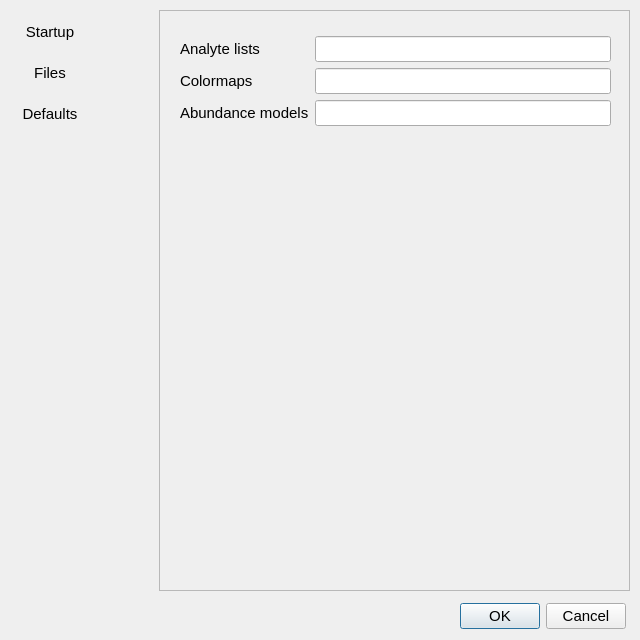
Qt form designer/PreferencesWindow.ui (dhasterok/LaserMapExplorer) before a commit.
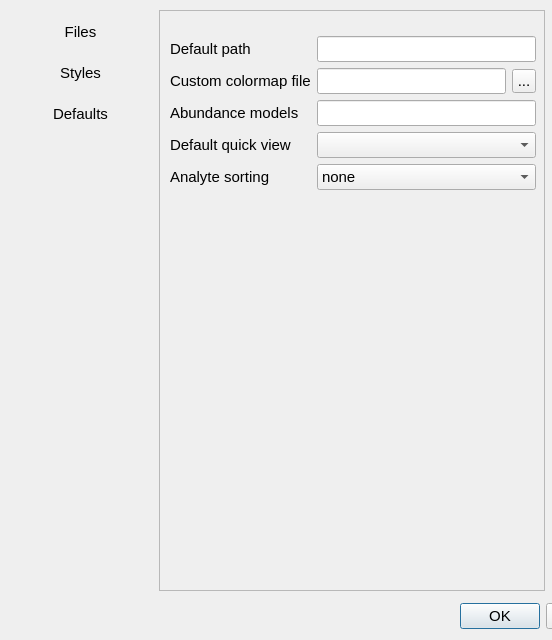
The same form after that commit. The open tabs and pages were chosen to show the change. Icons and pictures are not drawn.

The edit to the form file:
```diff
--- a/designer/PreferencesWindow.ui
+++ b/designer/PreferencesWindow.ui
@@ -6,7 +6,7 @@
    <rect>
     <x>0</x>
     <y>0</y>
-    <width>640</width>
+    <width>552</width>
     <height>640</height>
    </rect>
   </property>
@@ -43,7 +43,7 @@
     <rect>
      <x>159</x>
      <y>10</y>
-     <width>471</width>
+     <width>386</width>
      <height>581</height>
     </rect>
    </property>
@@ -60,33 +60,20 @@
     <widget class="QWidget" name="formLayoutWidget">
      <property name="geometry">
       <rect>
-       <x>20</x>
+       <x>10</x>
        <y>25</y>
-       <width>431</width>
-       <height>151</height>
+       <width>366</width>
+       <height>162</height>
       </rect>
      </property>
      <layout class="QFormLayout" name="formLayout">
-      <item row="0" column="0">
-       <widget class="QLabel" name="analyteListsLabel">
-        <property name="text">
-         <string>Analyte lists</string>
-        </property>
-       </widget>
-      </item>
-      <item row="0" column="1">
-       <widget class="QLineEdit" name="analyteListsLineEdit"/>
-      </item>
       <item row="1" column="0">
        <widget class="QLabel" name="colormapsLabel">
         <property name="text">
-         <string>Colormaps</string>
+         <string>Custom colormap file</string>
         </property>
        </widget>
       </item>
-      <item row="1" column="1">
-       <widget class="QLineEdit" name="colormapsLineEdit"/>
-      </item>
       <item row="2" column="0">
        <widget class="QLabel" name="abundanceModelsLabel">
         <property name="text">
@@ -97,6 +84,103 @@
       <item row="2" column="1">
        <widget class="QLineEdit" name="abundanceModelsLineEdit"/>
       </item>
+      <item row="3" column="0">
+       <widget class="QLabel" name="label_2">
+        <property name="text">
+         <string>Default quick view</string>
+        </property>
+       </widget>
+      </item>
+      <item row="3" column="1">
+       <widget class="QComboBox" name="comboBox"/>
+      </item>
+      <item row="4" column="0">
+       <widget class="QLabel" name="label_3">
+        <property name="text">
+         <string>Analyte sorting</string>
+        </property>
+       </widget>
+      </item>
+      <item row="4" column="1">
+       <widget class="QComboBox" name="comboBox_2">
+        <item>
+         <property name="text">
+          <string>none</string>
+         </property>
+        </item>
+        <item>
+         <property name="text">
+          <string>alphabetical</string>
+         </property>
+        </item>
+        <item>
+         <property name="text">
+          <string>atomic number</string>
+         </property>
+        </item>
+        <item>
+         <property name="text">
+          <string>mass</string>
+         </property>
+        </item>
+        <item>
+         <property name="text">
+          <string>compatibility</string>
+         </property>
+        </item>
+        <item>
+         <property name="text">
+          <string>radius</string>
+         </property>
+        </item>
+       </widget>
+      </item>
+      <item row="0" column="0">
+       <widget class="QLabel" name="analyteListsLabel">
+        <property name="text">
+         <string>Default path</string>
+        </property>
+       </widget>
+      </item>
+      <item row="0" column="1">
+       <widget class="QLineEdit" name="analyteListsLineEdit"/>
+      </item>
+      <item row="1" column="1">
+       <layout class="QHBoxLayout" name="horizontalLayout">
+        <item>
+         <widget class="QLineEdit" name="colormapsLineEdit"/>
+        </item>
+        <item>
+         <widget class="QToolButton" name="toolButton">
+          <property name="minimumSize">
+           <size>
+            <width>24</width>
+            <height>24</height>
+           </size>
+          </property>
+          <property name="maximumSize">
+           <size>
+            <width>24</width>
+            <height>24</height>
+           </size>
+          </property>
+          <property name="text">
+           <string>...</string>
+          </property>
+          <property name="icon">
+           <iconset resource="../resources.qrc">
+            <normaloff>:/icons/resources/icons/icon-add-directory-64.png</normaloff>:/icons/resources/icons/icon-add-directory-64.png</iconset>
+          </property>
+          <property name="iconSize">
+           <size>
+            <width>18</width>
+            <height>18</height>
+           </size>
+          </property>
+         </widget>
+        </item>
+       </layout>
+      </item>
      </layout>
     </widget>
    </widget>
@@ -366,20 +450,7 @@
     </rect>
    </property>
    <layout class="QVBoxLayout" name="verticalLayout">
-    <item alignment="Qt::AlignLeft">
-     <widget class="QPushButton" name="pushButton_3">
-      <property name="text">
-       <string>Startup</string>
-      </property>
-      <property name="default">
-       <bool>false</bool>
-      </property>
-      <property name="flat">
-       <bool>true</bool>
-      </property>
-     </widget>
-    </item>
-    <item alignment="Qt::AlignLeft">
+    <item>
      <widget class="QPushButton" name="pushButton_2">
       <property name="text">
        <string>Files</string>
@@ -392,11 +463,35 @@
       </property>
      </widget>
     </item>
-    <item alignment="Qt::AlignLeft">
-     <widget class="QPushButton" name="pushButton">
+    <item>
+     <widget class="QPushButton" name="pushButton_3">
+      <property name="text">
+       <string>Styles</string>
+      </property>
+      <property name="icon">
+       <iconset resource="../resources.qrc">
+        <normaloff>:/icons/resources/icons/icon-style-pallette-64.png</normaloff>:/icons/resources/icons/icon-style-pallette-64.png</iconset>
+      </property>
+      <property name="default">
+       <bool>false</bool>
+      </property>
+      <property name="flat">
+       <bool>true</bool>
+      </property>
+     </widget>
+    </item>
+    <item>
+     <widget class="QPushButton" name="pushButton_4">
       <property name="text">
        <string>Defaults</string>
       </property>
+      <property name="icon">
+       <iconset resource="../resources.qrc">
+        <normaloff>:/icons/resources/icons/icon-scatter-64.png</normaloff>:/icons/resources/icons/icon-scatter-64.png</iconset>
+      </property>
+      <property name="autoDefault">
+       <bool>true</bool>
+      </property>
       <property name="default">
        <bool>false</bool>
       </property>
```
Left out of the diff: 181 changed lines with no effect on the pictures.
